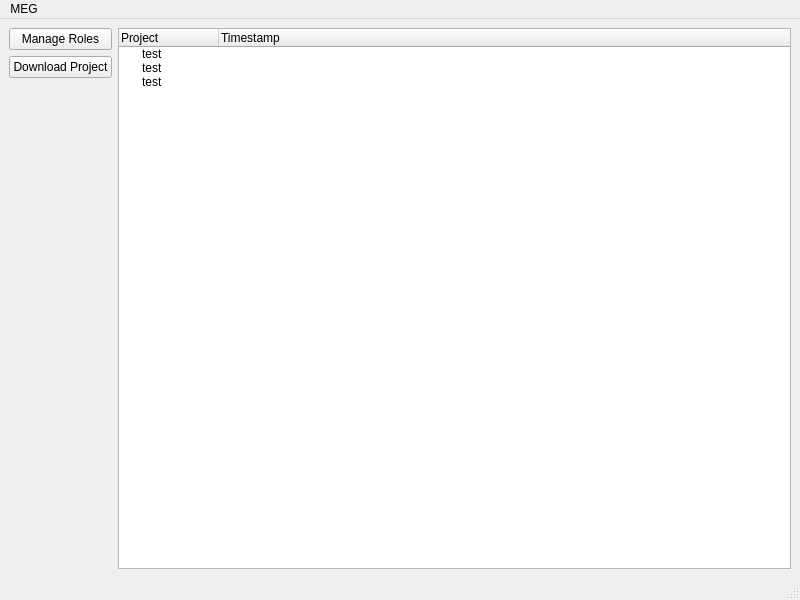
This is meg_runtime/ui/mainmenupanel.ui in MultimediaExtensibleGit/Runtime as Qt 5 draws it before an edit. The edited form follows.
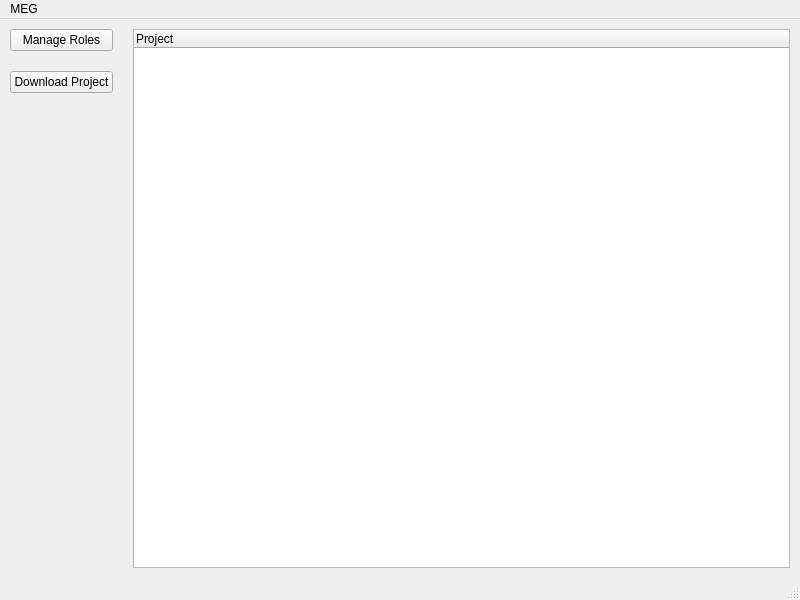
This is the edited form.

The edit to the form file:
```diff
--- a/meg_runtime/ui/mainmenupanel.ui
+++ b/meg_runtime/ui/mainmenupanel.ui
@@ -15,6 +15,21 @@
   </property>
   <widget class="QWidget" name="centralwidget">
    <layout class="QVBoxLayout" name="verticalLayout">
+    <property name="spacing">
+     <number>20</number>
+    </property>
+    <property name="leftMargin">
+     <number>10</number>
+    </property>
+    <property name="topMargin">
+     <number>10</number>
+    </property>
+    <property name="rightMargin">
+     <number>10</number>
+    </property>
+    <property name="bottomMargin">
+     <number>10</number>
+    </property>
     <item>
      <layout class="QHBoxLayout" name="horizontalLayout">
       <item>
@@ -55,26 +70,6 @@
           <string>Project</string>
          </property>
         </column>
-        <column>
-         <property name="text">
-          <string>Timestamp</string>
-         </property>
-        </column>
-        <item>
-         <property name="text">
-          <string>test</string>
-         </property>
-        </item>
-        <item>
-         <property name="text">
-          <string>test</string>
-         </property>
-        </item>
-        <item>
-         <property name="text">
-          <string>test</string>
-         </property>
-        </item>
        </widget>
       </item>
      </layout>
```
